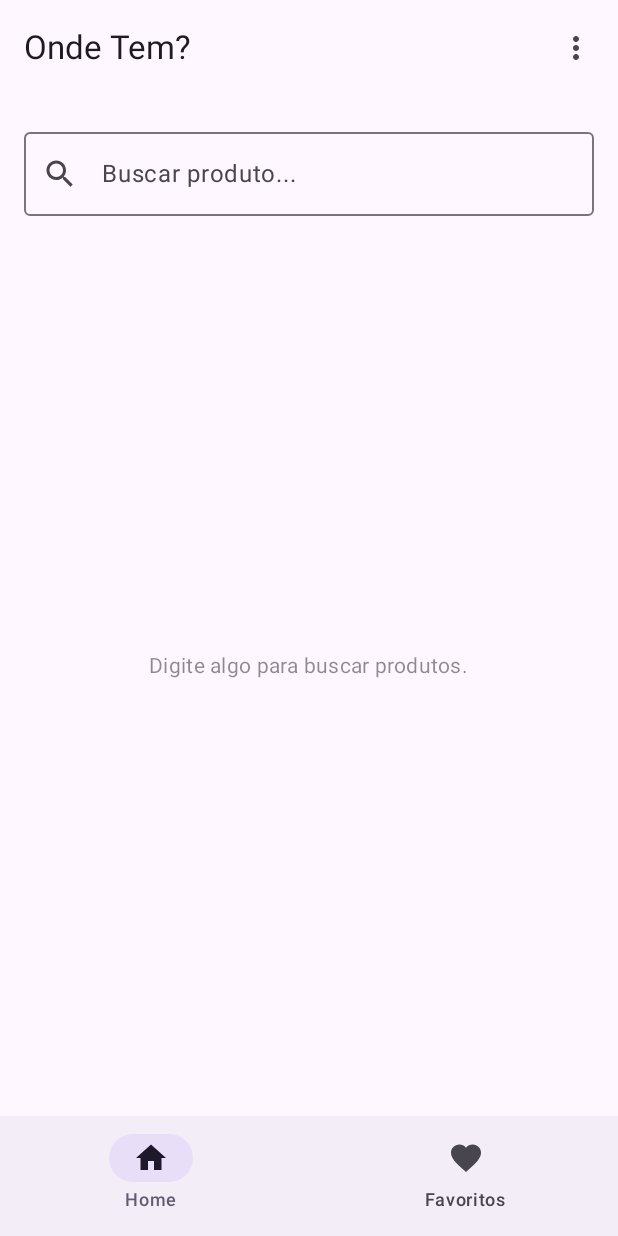
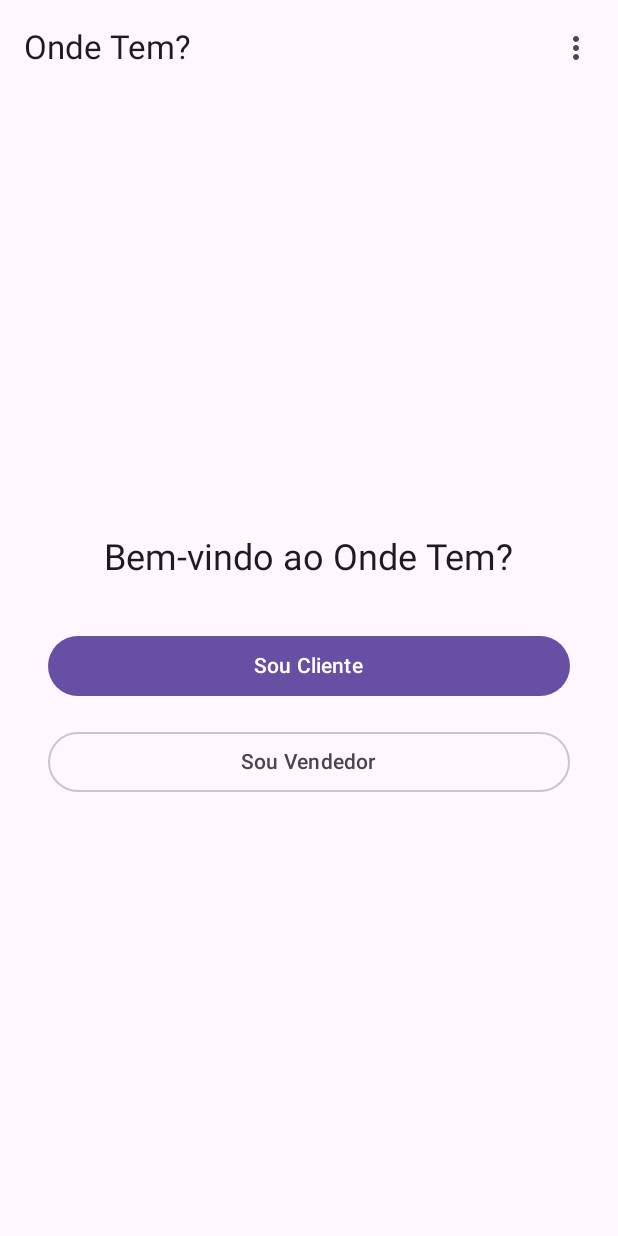
Before and after one commit to brunoalves0921/mobile_projeto_final, an Android app built with Jetpack Compose: the screen it shows after launch (MainActivity), on a phone screen of 412 x 824 dp. Run offline under Robolectric (Android 15) with nearby library versions, the phone set to English and light mode, and no system bars.

Commit message:
criação tela inicial + separação cliente/vendedor + login/registro funcional e tela de vendedor inicial

```diff
--- a/app/build.gradle.kts
+++ b/app/build.gradle.kts
@@ -53,6 +53,9 @@ dependencies {
     implementation(libs.androidx.ui.tooling.preview)
     implementation(libs.androidx.material3)
 
+    // Gson para salvar e ler dados JSON
+    implementation("com.google.code.gson:gson:2.10.1")
+
     // Corrige navegação (jvmstubs parece erro de resolução)
     implementation("androidx.navigation:navigation-compose:2.7.3")
 
--- a/app/src/main/java/com/example/ondetem/ui/MainScreen.kt
+++ b/app/src/main/java/com/example/ondetem/ui/MainScreen.kt
@@ -19,14 +19,14 @@ fun MainScreen(
 ) {
     val navController = rememberNavController()
     val currentRoute = remember { mutableStateOf("home") }
-
+    val showBottomBar = currentRoute.value in listOf("home", "favoritos")
     val bottomItems = listOf("home", "favoritos")
 
     Scaffold(
         topBar = {
             TopBar(
                 currentRoute = currentRoute.value,
-                canNavigateBack = currentRoute.value !in listOf("home", "favoritos"),
+                canNavigateBack = currentRoute.value !in listOf("home", "favoritos", "selecionar_perfil", "login", "cadastro"),
                 onNavigateBack = { navController.popBackStack() },
                 onNavigateTo = {
                     navController.navigate(it)
@@ -35,6 +35,7 @@ fun MainScreen(
             )
         },
         bottomBar = {
+            if (showBottomBar) {
                 NavigationBar {
                     bottomItems.forEach { screen ->
                         NavigationBarItem(
@@ -58,10 +59,11 @@ fun MainScreen(
                     }
                 }
             }
+        }
     ) { padding ->
         NavHost(
             navController = navController,
-            startDestination = "home",
+            startDestination = "selecionar_perfil",
             modifier = Modifier.padding(padding)
         ) {
             composable("home") {
@@ -91,6 +93,52 @@ fun MainScreen(
                 val id = backStackEntry.arguments?.getString("id")?.toIntOrNull() ?: return@composable
                 DetalhesScreen(produtoId = id, viewModel = viewModel)
             }
+            composable("selecionar_perfil") {
+                currentRoute.value = "selecionar_perfil"
+                RoleSelectionScreen(
+                    onSelecionarCliente = {
+                        navController.navigate("home")
+                        currentRoute.value = "home"
+                    },
+                    onSelecionarVendedor = {
+                        navController.navigate("login") // tela futura
+                        currentRoute.value = "login"
+                    }
+                )
+            }
+            composable("login") {
+                currentRoute.value = "login"
+                LoginScreen(
+                    onLoginSucesso = {
+                        navController.navigate("vendedor_home") {
+                            popUpTo("selecionar_perfil") { inclusive = true }
+                        }
+                        currentRoute.value = "vendedor_home"
+                    },
+                    onIrParaCadastro = {
+                        navController.navigate("cadastro")
+                        currentRoute.value = "cadastro"
+                    }
+                )
+            }
+
+            composable("cadastro") {
+                currentRoute.value = "cadastro"
+                CadastroScreen(
+                    onCadastroSucesso = {
+                        navController.navigate("login") { popUpTo("cadastro") { inclusive = true } }
+                        currentRoute.value = "login"
+                    },
+                    onVoltarParaLogin = {
+                        navController.popBackStack()
+                        currentRoute.value = "login"
+                    }
+                )
+            }
+            composable("vendedor_home") {
+                currentRoute.value = "vendedor_home"
+                VendedorHomeScreen()
             }
         }
     }
+}
--- a/app/src/main/java/com/example/ondetem/ui/components/TopBar.kt
+++ b/app/src/main/java/com/example/ondetem/ui/components/TopBar.kt
@@ -1,19 +1,16 @@
 package com.example.ondetem.ui.components
 
 import androidx.compose.foundation.Image
-import androidx.compose.foundation.layout.height
-import androidx.compose.foundation.layout.padding
 import androidx.compose.material.icons.Icons
 import androidx.compose.material.icons.filled.ArrowBack
 import androidx.compose.material.icons.filled.MoreVert
-import androidx.compose.material3.DropdownMenu
-import androidx.compose.material3.DropdownMenuItem
-import androidx.compose.material3.ExperimentalMaterial3Api
-import androidx.compose.material3.Icon
-import androidx.compose.material3.IconButton
-import androidx.compose.material3.Text
-import androidx.compose.material3.TopAppBar
+import androidx.compose.material3.*
 import androidx.compose.runtime.*
+import androidx.compose.ui.Modifier
+import androidx.compose.ui.res.painterResource
+import androidx.compose.ui.unit.dp
+import androidx.compose.ui.layout.ContentScale
+import com.example.ondetem.R
 
 @OptIn(ExperimentalMaterial3Api::class)
 @Composable
@@ -24,11 +21,12 @@ fun TopBar(
     onNavigateTo: (String) -> Unit
 ) {
     var expanded by remember { mutableStateOf(false) }
+    val hideBackButton = currentRoute in listOf("selecionar_perfil", "login", "cadastro")
 
     TopAppBar(
         title = { Text("Onde Tem?") },
         navigationIcon = {
-            if (canNavigateBack) {
+            if (!hideBackButton && canNavigateBack) {
                 IconButton(onClick = onNavigateBack) {
                     Icon(Icons.Default.ArrowBack, contentDescription = "Voltar")
                 }
--- /dev/null
+++ b/app/src/main/java/com/example/ondetem/ui/screens/RoleSelectionScreen.kt
@@ -0,0 +1,38 @@
+package com.example.ondetem.ui.screens
+
+import androidx.compose.foundation.layout.*
+import androidx.compose.material3.*
+import androidx.compose.runtime.Composable
+import androidx.compose.ui.Alignment
+import androidx.compose.ui.Modifier
+import androidx.compose.ui.unit.dp
+
+@Composable
+fun RoleSelectionScreen(onSelecionarCliente: () -> Unit, onSelecionarVendedor: () -> Unit) {
+    Column(
+        modifier = Modifier
+            .fillMaxSize()
+            .padding(32.dp),
+        verticalArrangement = Arrangement.Center,
+        horizontalAlignment = Alignment.CenterHorizontally
+    ) {
+        Text(
+            text = "Bem-vindo ao Onde Tem?",
+            style = MaterialTheme.typography.headlineSmall
+        )
+        Spacer(modifier = Modifier.height(32.dp))
+        Button(
+            onClick = onSelecionarCliente,
+            modifier = Modifier.fillMaxWidth()
+        ) {
+            Text("Sou Cliente")
+        }
+        Spacer(modifier = Modifier.height(16.dp))
+        OutlinedButton(
+            onClick = onSelecionarVendedor,
+            modifier = Modifier.fillMaxWidth()
+        ) {
+            Text("Sou Vendedor")
+        }
+    }
+}
```
Also changed, not shown: app/src/main/java/com/example/ondetem/data/Vendedor.kt (added, +7 -0 lines), app/src/main/java/com/example/ondetem/data/VendedorRepository.kt (added, +37 -0 lines), app/src/main/java/com/example/ondetem/ui/screens/CadastroScreen.kt (added, +113 -0 lines), app/src/main/java/com/example/ondetem/ui/screens/LoginScreen.kt (added, +82 -0 lines), app/src/main/java/com/example/ondetem/ui/screens/VendedorHomeScreen.kt (added, +23 -0 lines). Lines whose indentation alone changed are shown as unchanged.
